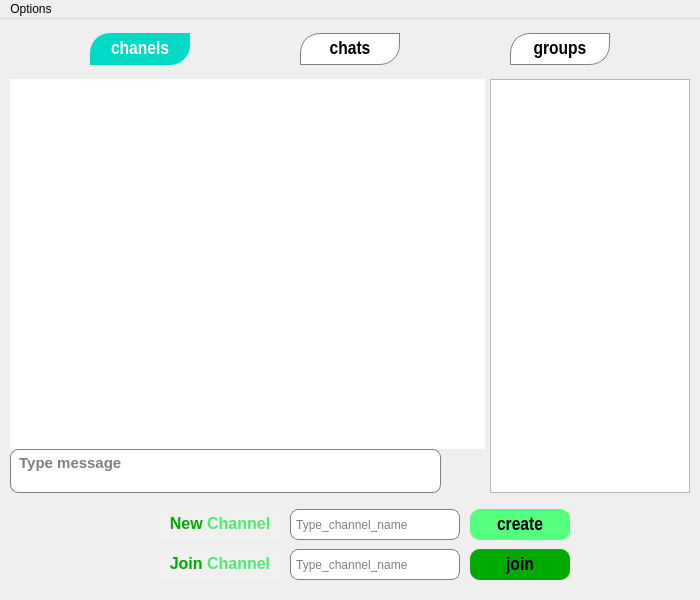
raminLgh/jamin-gram, file jamin-gram/channel.ui: the form before one commit.
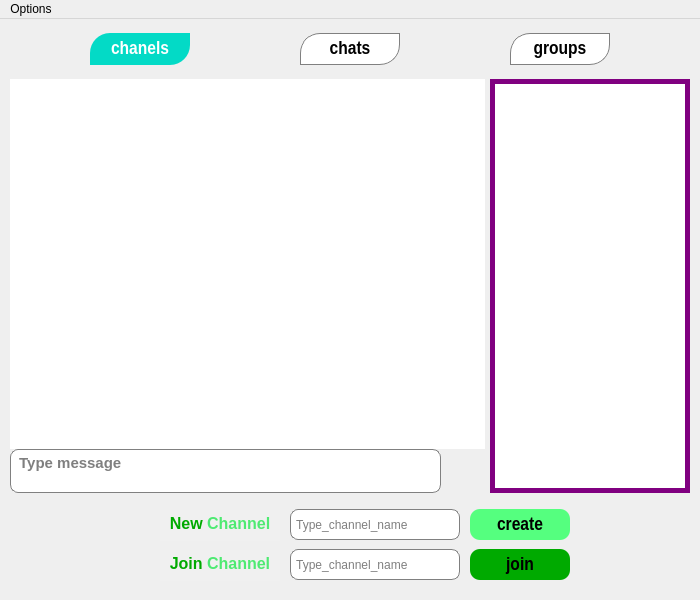
The form after the commit. Icons and pictures are not drawn.

The edit to the form file:
```diff
--- a/jamin-gram/channel.ui
+++ b/jamin-gram/channel.ui
@@ -91,7 +91,7 @@
      </font>
     </property>
     <property name="styleSheet">
-     <string notr="true"/>
+     <string notr="true">border:5px solid  purple;</string>
     </property>
    </widget>
    <widget class="QLineEdit" name="jo_channel_lineEdit">
```
Left out of the diff: 3 changed lines with no effect on the pictures.
